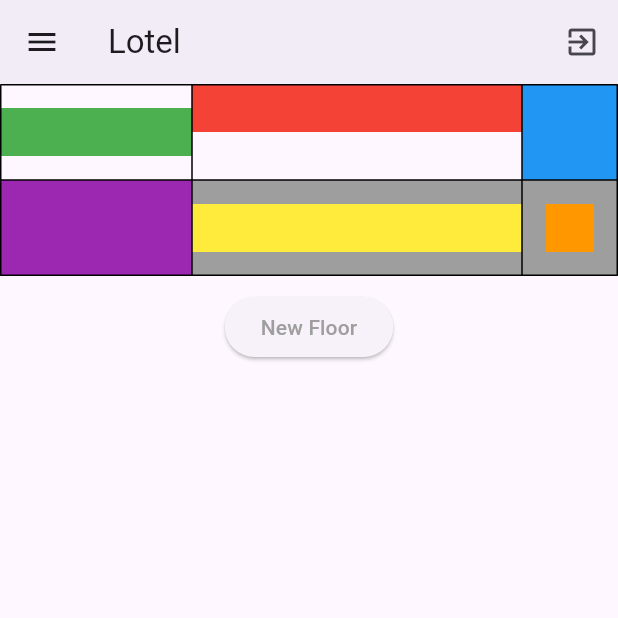
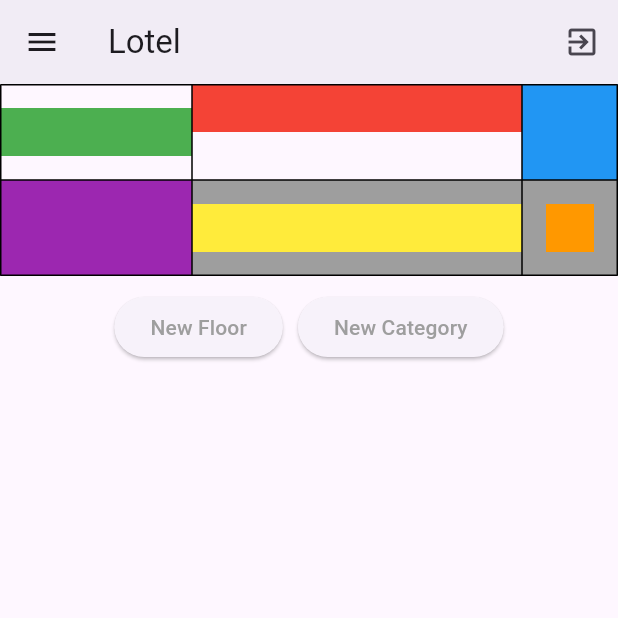
Before and after one commit to Moamen-Keshk/moamen-keshk.github.io, a Flutter app: the screen it shows once a user with an empty profile is signed in, on a phone screen of 412 x 824 dp, the top half of it. Run offline on Flutter 3.47's test engine with Material 3 defaults, Android fonts, the phone set to English and light mode, and no system bars; our stand-ins replace appwrite, badges, cloud_firestore, firebase_auth, firebase_core, flutter_riverpod and 3 more; accounts and stored records are empty.

Commit message:
new category

```diff
--- a/flutter_academy/lib/app/courses/routes/router_delegate.router.dart
+++ b/flutter_academy/lib/app/courses/routes/router_delegate.router.dart
@@ -15,6 +15,7 @@ import 'package:flutter_academy/app/courses/pages/dashboard.page.dart';
 import 'package:flutter_academy/app/courses/pages/error_404.page.dart';
 import 'package:flutter_academy/app/courses/pages/home.page.dart';
 import 'package:flutter_academy/app/courses/pages/load.page.dart';
+import 'package:flutter_academy/app/courses/pages/new_category.page.dart';
 import 'package:flutter_academy/app/courses/pages/new_floor.page.dart';
 import 'package:flutter_academy/app/courses/pages/new_property.page.dart';
 import 'package:flutter_academy/app/courses/pages/watchlist.page.dart';
@@ -102,6 +103,12 @@ class AppRouterDelegate extends RouterDelegate<Uri>
           child: NewPropertyPage(),
         ));
         break;
+      case 'new_category':
+        pages.add(const MaterialPage(
+          key: ValueKey('new_category'),
+          child: NewCategoryPage(),
+        ));
+        break;
       case 'new_floor':
         pages.add(const MaterialPage(
           key: ValueKey('new_floor'),
--- a/flutter_academy/lib/app/courses/views/dashboard.view.dart
+++ b/flutter_academy/lib/app/courses/views/dashboard.view.dart
@@ -11,6 +11,9 @@ class DashboardView extends StatelessWidget {
       children: [
         FloorCard(),
         const SizedBox(height: 10.0),
+        Row(
+          mainAxisAlignment: MainAxisAlignment.center,
+          children: [
         ElevatedButton(
                 style: TextButton.styleFrom(
                   foregroundColor: Colors.grey,
@@ -19,7 +22,17 @@ class DashboardView extends StatelessWidget {
                   routerDelegate.go('/new_floor');
                 },
                 child: const Text("New Floor"),
+              ),
+        const SizedBox(width: 10.0),
+        ElevatedButton(
+                style: TextButton.styleFrom(
+                  foregroundColor: Colors.grey,
+                ),
+                onPressed: () {
+                  routerDelegate.go('/new_category');
+                },
+                child: const Text("New Category")
               )
-        ]);
+        ])]);
   }
 }
```
Also changed, not shown: flutter_academy/lib/app/courses/pages/new_category.page.dart (added, +21 -0 lines), flutter_academy/lib/app/courses/views/new_category.view.dart (added, +80 -0 lines).
